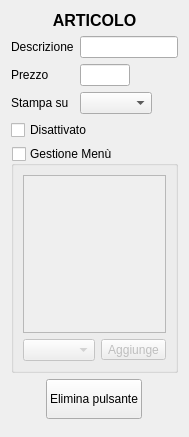
Qt form src/dettagliarticolo.ui (mtonin/gestcassa) before a commit.
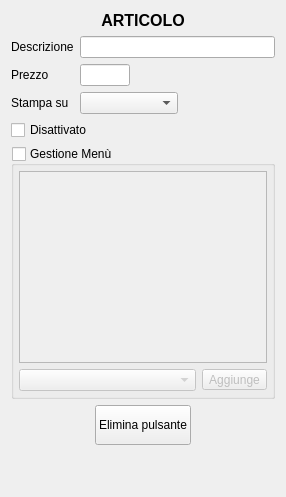
The same form after that commit.

```diff
--- a/src/dettagliarticolo.ui
+++ b/src/dettagliarticolo.ui
@@ -6,10 +6,22 @@
    <rect>
     <x>0</x>
     <y>0</y>
-    <width>173</width>
-    <height>437</height>
+    <width>286</width>
+    <height>497</height>
    </rect>
   </property>
+  <property name="sizePolicy">
+   <sizepolicy hsizetype="Minimum" vsizetype="Preferred">
+    <horstretch>0</horstretch>
+    <verstretch>0</verstretch>
+   </sizepolicy>
+  </property>
+  <property name="minimumSize">
+   <size>
+    <width>286</width>
+    <height>497</height>
+   </size>
+  </property>
   <property name="windowTitle">
    <string>Form</string>
   </property>
@@ -143,6 +155,15 @@
    </item>
    <item>
     <widget class="QGroupBox" name="menuBox">
+     <property name="enabled">
+      <bool>true</bool>
+     </property>
+     <property name="sizePolicy">
+      <sizepolicy hsizetype="Minimum" vsizetype="Preferred">
+       <horstretch>0</horstretch>
+       <verstretch>0</verstretch>
+      </sizepolicy>
+     </property>
      <property name="title">
       <string>Gestione Menù</string>
      </property>
@@ -153,8 +174,26 @@
       <bool>false</bool>
      </property>
      <layout class="QVBoxLayout" name="verticalLayout">
+      <property name="leftMargin">
+       <number>5</number>
+      </property>
+      <property name="topMargin">
+       <number>5</number>
+      </property>
+      <property name="rightMargin">
+       <number>5</number>
+      </property>
+      <property name="bottomMargin">
+       <number>5</number>
+      </property>
       <item>
        <widget class="QTableView" name="articoliList">
+        <property name="sizePolicy">
+         <sizepolicy hsizetype="MinimumExpanding" vsizetype="Expanding">
+          <horstretch>0</horstretch>
+          <verstretch>0</verstretch>
+         </sizepolicy>
+        </property>
         <property name="selectionBehavior">
          <enum>QAbstractItemView::SelectRows</enum>
         </property>
```
